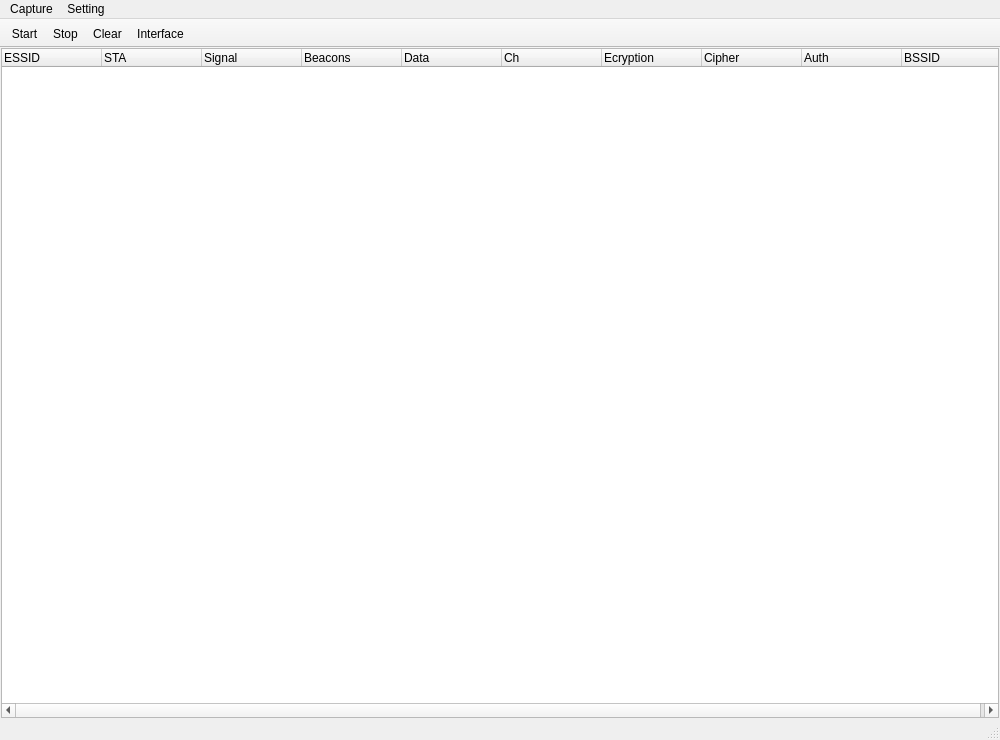
The window that dot11_analyzer/mainwindow.ui (ZoRuri/bob_wireless_task) describes before a commit, drawn with Qt 5.
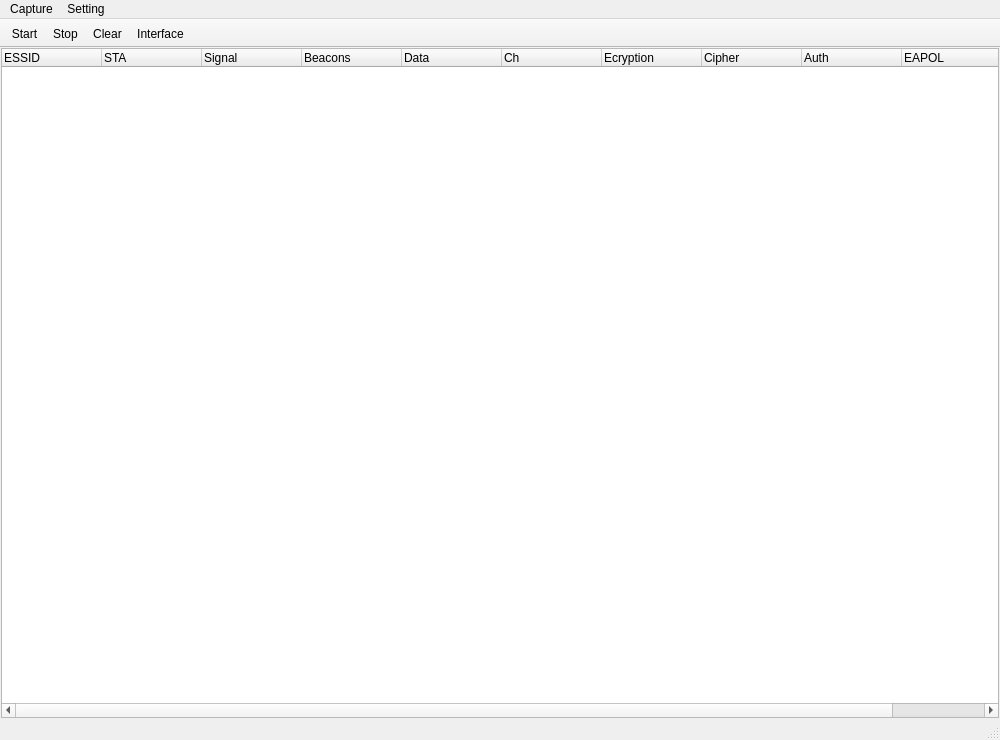
The same window after the commit. Icons and pictures are not drawn.

Commit message: EAPOL information prototype (progress 70%)

Diff of the .ui file:
```diff
--- a/dot11_analyzer/mainwindow.ui
+++ b/dot11_analyzer/mainwindow.ui
@@ -77,6 +77,11 @@
         <string>Auth</string>
        </property>
       </column>
+      <column>
+       <property name="text">
+        <string>EAPOL</string>
+       </property>
+      </column>
       <column>
        <property name="text">
         <string>BSSID</string>
```
The commit also changes 9 other files.
